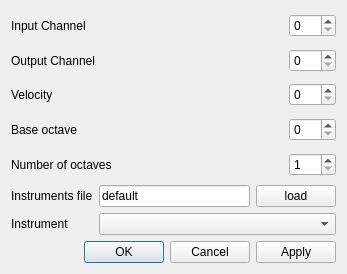
Above: trunk/src/preferences.ui from svn2github/vmpk before the change. Below: the same form after it.
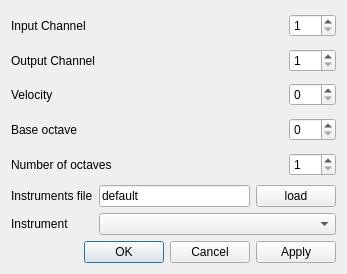
That is the form after the change.

Diff of the .ui file:
```diff
--- a/trunk/src/preferences.ui
+++ b/trunk/src/preferences.ui
@@ -31,8 +31,11 @@
    </item>
    <item row="0" column="3" >
     <widget class="QSpinBox" name="spinInChan" >
+     <property name="minimum" >
+      <number>1</number>
+     </property>
      <property name="maximum" >
-      <number>15</number>
+      <number>16</number>
      </property>
     </widget>
    </item>
@@ -54,8 +57,11 @@
    </item>
    <item row="1" column="3" >
     <widget class="QSpinBox" name="spinOutChan" >
+     <property name="minimum" >
+      <number>1</number>
+     </property>
      <property name="maximum" >
-      <number>15</number>
+      <number>16</number>
      </property>
     </widget>
    </item>
```
